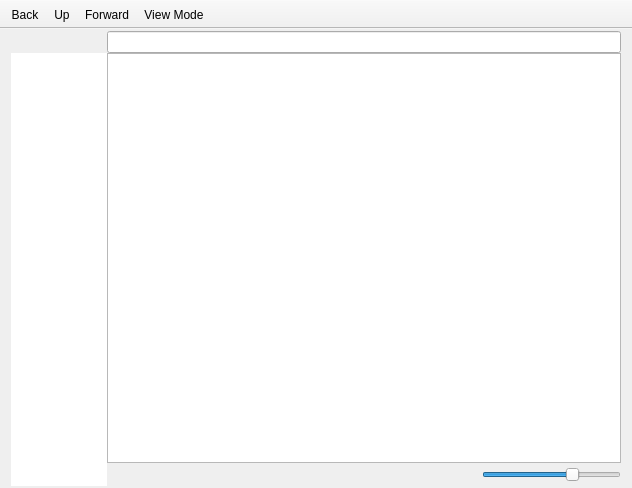
The window that mainwindow.ui (FrankMamuda/filemanager) describes before a commit, drawn with Qt 5.
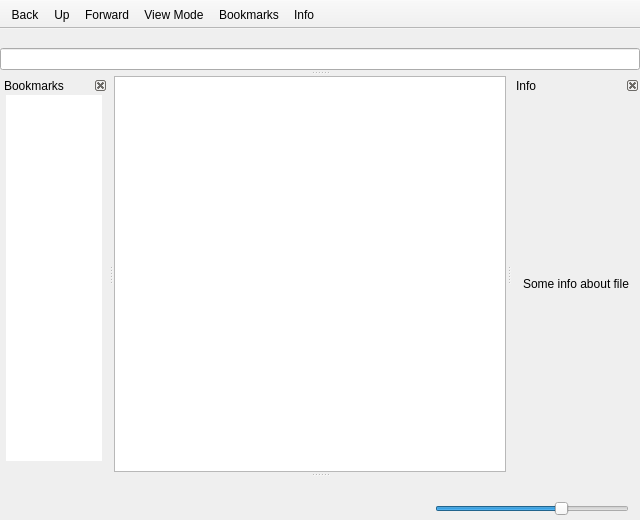
The same window after the commit. Icons and pictures are not drawn. Custom widgets are drawn as their Qt base class.

Patch:
```diff
--- a/mainwindow.ui
+++ b/mainwindow.ui
@@ -6,8 +6,8 @@
    <rect>
     <x>0</x>
     <y>0</y>
-    <width>632</width>
-    <height>488</height>
+    <width>640</width>
+    <height>520</height>
    </rect>
   </property>
   <property name="windowTitle">
@@ -19,159 +19,22 @@
   </property>
   <widget class="QWidget" name="centralWidget">
    <layout class="QGridLayout" name="gridLayout">
+    <property name="leftMargin">
+     <number>0</number>
+    </property>
     <property name="topMargin">
-     <number>2</number>
+     <number>0</number>
+    </property>
+    <property name="rightMargin">
+     <number>0</number>
     </property>
     <property name="bottomMargin">
-     <number>2</number>
+     <number>0</number>
     </property>
     <property name="spacing">
      <number>0</number>
     </property>
-    <item row="0" column="2">
-     <widget class="QLineEdit" name="pathEdit"/>
-    </item>
-    <item row="1" column="0" rowspan="3">
-     <widget class="SideView" name="sideView">
-      <property name="sizePolicy">
-       <sizepolicy hsizetype="Minimum" vsizetype="Expanding">
-        <horstretch>0</horstretch>
-        <verstretch>0</verstretch>
-       </sizepolicy>
-      </property>
-      <property name="maximumSize">
-       <size>
-        <width>96</width>
-        <height>16777215</height>
-       </size>
-      </property>
-      <property name="acceptDrops">
-       <bool>true</bool>
-      </property>
-      <property name="frameShape">
-       <enum>QFrame::NoFrame</enum>
-      </property>
-      <property name="verticalScrollBarPolicy">
-       <enum>Qt::ScrollBarAsNeeded</enum>
-      </property>
-      <property name="horizontalScrollBarPolicy">
-       <enum>Qt::ScrollBarAlwaysOff</enum>
-      </property>
-      <property name="editTriggers">
-       <set>QAbstractItemView::NoEditTriggers</set>
-      </property>
-      <property name="showDropIndicator" stdset="0">
-       <bool>true</bool>
-      </property>
-      <property name="dragEnabled">
-       <bool>true</bool>
-      </property>
-      <property name="dragDropMode">
-       <enum>QAbstractItemView::DragDrop</enum>
-      </property>
-      <property name="defaultDropAction">
-       <enum>Qt::MoveAction</enum>
-      </property>
-      <property name="selectionMode">
-       <enum>QAbstractItemView::SingleSelection</enum>
-      </property>
-      <property name="iconSize">
-       <size>
-        <width>32</width>
-        <height>32</height>
-       </size>
-      </property>
-      <property name="textElideMode">
-       <enum>Qt::ElideLeft</enum>
-      </property>
-      <property name="gridSize">
-       <size>
-        <width>96</width>
-        <height>34</height>
-       </size>
-      </property>
-      <property name="wordWrap">
-       <bool>true</bool>
-      </property>
-     </widget>
-    </item>
-    <item row="3" column="2">
-     <layout class="QHBoxLayout" name="horizontalLayout" stretch="1,1,0,0,0,1">
-      <item>
-       <widget class="QLabel" name="statusBar">
-        <property name="text">
-         <string/>
-        </property>
-       </widget>
-      </item>
-      <item>
-       <spacer name="horizontalSpacer">
-        <property name="orientation">
-         <enum>Qt::Horizontal</enum>
-        </property>
-        <property name="sizeHint" stdset="0">
-         <size>
-          <width>0</width>
-          <height>0</height>
-         </size>
-        </property>
-       </spacer>
-      </item>
-      <item>
-       <widget class="QToolButton" name="notificationInfo">
-        <property name="text">
-         <string/>
-        </property>
-        <property name="autoRaise">
-         <bool>true</bool>
-        </property>
-       </widget>
-      </item>
-      <item>
-       <widget class="QToolButton" name="notificationWarn">
-        <property name="text">
-         <string/>
-        </property>
-        <property name="autoRaise">
-         <bool>true</bool>
-        </property>
-       </widget>
-      </item>
-      <item>
-       <widget class="QToolButton" name="notificationError">
-        <property name="text">
-         <string/>
-        </property>
-        <property name="autoRaise">
-         <bool>true</bool>
-        </property>
-       </widget>
-      </item>
-      <item>
-       <widget class="QSlider" name="horizontalSlider">
-        <property name="minimum">
-         <number>1</number>
-        </property>
-        <property name="maximum">
-         <number>4</number>
-        </property>
-        <property name="singleStep">
-         <number>1</number>
-        </property>
-        <property name="pageStep">
-         <number>2</number>
-        </property>
-        <property name="value">
-         <number>3</number>
-        </property>
-        <property name="orientation">
-         <enum>Qt::Horizontal</enum>
-        </property>
-       </widget>
-      </item>
-     </layout>
-    </item>
-    <item row="1" column="1" colspan="2">
+    <item row="0" column="0" colspan="2">
      <widget class="QStackedWidget" name="stackedWidget">
       <property name="currentIndex">
        <number>1</number>
@@ -354,6 +217,246 @@
    <addaction name="actionUp"/>
    <addaction name="actionForward"/>
    <addaction name="actionViewMode"/>
+   <addaction name="actionBookmarks"/>
+   <addaction name="actionInfo"/>
+  </widget>
+  <widget class="QDockWidget" name="dockBookmarks">
+   <property name="features">
+    <set>QDockWidget::DockWidgetClosable|QDockWidget::DockWidgetMovable</set>
+   </property>
+   <property name="allowedAreas">
+    <set>Qt::LeftDockWidgetArea|Qt::RightDockWidgetArea</set>
+   </property>
+   <property name="windowTitle">
+    <string>Bookmarks</string>
+   </property>
+   <attribute name="dockWidgetArea">
+    <number>1</number>
+   </attribute>
+   <widget class="QWidget" name="dockBookmarksContents">
+    <layout class="QHBoxLayout" name="horizontalLayout_4">
+     <property name="spacing">
+      <number>0</number>
+     </property>
+     <property name="leftMargin">
+      <number>6</number>
+     </property>
+     <property name="topMargin">
+      <number>0</number>
+     </property>
+     <property name="rightMargin">
+      <number>6</number>
+     </property>
+     <item>
+      <widget class="SideView" name="sideView">
+       <property name="sizePolicy">
+        <sizepolicy hsizetype="Minimum" vsizetype="Expanding">
+         <horstretch>0</horstretch>
+         <verstretch>0</verstretch>
+        </sizepolicy>
+       </property>
+       <property name="maximumSize">
+        <size>
+         <width>96</width>
+         <height>16777215</height>
+        </size>
+       </property>
+       <property name="acceptDrops">
+        <bool>true</bool>
+       </property>
+       <property name="frameShape">
+        <enum>QFrame::NoFrame</enum>
+       </property>
+       <property name="verticalScrollBarPolicy">
+        <enum>Qt::ScrollBarAsNeeded</enum>
+       </property>
+       <property name="horizontalScrollBarPolicy">
+        <enum>Qt::ScrollBarAlwaysOff</enum>
+       </property>
+       <property name="editTriggers">
+        <set>QAbstractItemView::NoEditTriggers</set>
+       </property>
+       <property name="showDropIndicator" stdset="0">
+        <bool>true</bool>
+       </property>
+       <property name="dragEnabled">
+        <bool>true</bool>
+       </property>
+       <property name="dragDropMode">
+        <enum>QAbstractItemView::DragDrop</enum>
+       </property>
+       <property name="defaultDropAction">
+        <enum>Qt::MoveAction</enum>
+       </property>
+       <property name="selectionMode">
+        <enum>QAbstractItemView::SingleSelection</enum>
+       </property>
+       <property name="iconSize">
+        <size>
+         <width>32</width>
+         <height>32</height>
+        </size>
+       </property>
+       <property name="textElideMode">
+        <enum>Qt::ElideLeft</enum>
+       </property>
+       <property name="gridSize">
+        <size>
+         <width>96</width>
+         <height>34</height>
+        </size>
+       </property>
+       <property name="wordWrap">
+        <bool>true</bool>
+       </property>
+      </widget>
+     </item>
+    </layout>
+   </widget>
+  </widget>
+  <widget class="QDockWidget" name="dockInfo">
+   <property name="features">
+    <set>QDockWidget::DockWidgetClosable|QDockWidget::DockWidgetMovable</set>
+   </property>
+   <property name="allowedAreas">
+    <set>Qt::LeftDockWidgetArea|Qt::RightDockWidgetArea</set>
+   </property>
+   <property name="windowTitle">
+    <string>Info</string>
+   </property>
+   <attribute name="dockWidgetArea">
+    <number>2</number>
+   </attribute>
+   <widget class="QWidget" name="dockInfoContents">
+    <layout class="QGridLayout" name="gridLayout_2">
+     <item row="0" column="0">
+      <widget class="QLabel" name="label">
+       <property name="text">
+        <string>Some info about file</string>
+       </property>
+      </widget>
+     </item>
+    </layout>
+   </widget>
+  </widget>
+  <widget class="QDockWidget" name="dockPath">
+   <property name="features">
+    <set>QDockWidget::NoDockWidgetFeatures</set>
+   </property>
+   <property name="allowedAreas">
+    <set>Qt::TopDockWidgetArea</set>
+   </property>
+   <attribute name="dockWidgetArea">
+    <number>4</number>
+   </attribute>
+   <widget class="QWidget" name="dockPathContents">
+    <layout class="QVBoxLayout" name="verticalLayout">
+     <property name="spacing">
+      <number>0</number>
+     </property>
+     <property name="leftMargin">
+      <number>0</number>
+     </property>
+     <property name="topMargin">
+      <number>0</number>
+     </property>
+     <property name="rightMargin">
+      <number>0</number>
+     </property>
+     <property name="bottomMargin">
+      <number>0</number>
+     </property>
+     <item>
+      <widget class="QLineEdit" name="pathEdit"/>
+     </item>
+    </layout>
+   </widget>
+  </widget>
+  <widget class="QDockWidget" name="dockStatus">
+   <property name="sizePolicy">
+    <sizepolicy hsizetype="Minimum" vsizetype="Minimum">
+     <horstretch>0</horstretch>
+     <verstretch>0</verstretch>
+    </sizepolicy>
+   </property>
+   <property name="features">
+    <set>QDockWidget::NoDockWidgetFeatures</set>
+   </property>
+   <property name="allowedAreas">
+    <set>Qt::BottomDockWidgetArea|Qt::TopDockWidgetArea</set>
+   </property>
+   <attribute name="dockWidgetArea">
+    <number>8</number>
+   </attribute>
+   <widget class="QWidget" name="dockStatusContents">
+    <layout class="QHBoxLayout" name="horizontalLayout_5">
+     <property name="spacing">
+      <number>0</number>
+     </property>
+     <property name="topMargin">
+      <number>0</number>
+     </property>
+     <property name="bottomMargin">
+      <number>0</number>
+     </property>
+     <item>
+      <layout class="QHBoxLayout" name="horizontalLayout" stretch="1,1,0,1">
+       <item>
+        <widget class="QLabel" name="statusBar">
+         <property name="text">
+          <string/>
+         </property>
+        </widget>
+       </item>
+       <item>
+        <spacer name="horizontalSpacer">
+         <property name="orientation">
+          <enum>Qt::Horizontal</enum>
+         </property>
+         <property name="sizeHint" stdset="0">
+          <size>
+           <width>0</width>
+           <height>0</height>
+          </size>
+         </property>
+        </spacer>
+       </item>
+       <item>
+        <widget class="QToolButton" name="notificationInfo">
+         <property name="text">
+          <string/>
+         </property>
+         <property name="autoRaise">
+          <bool>true</bool>
+         </property>
+        </widget>
+       </item>
+       <item>
+        <widget class="QSlider" name="horizontalSlider">
+         <property name="minimum">
+          <number>1</number>
+         </property>
+         <property name="maximum">
+          <number>4</number>
+         </property>
+         <property name="singleStep">
+          <number>1</number>
+         </property>
+         <property name="pageStep">
+          <number>2</number>
+         </property>
+         <property name="value">
+          <number>3</number>
+         </property>
+         <property name="orientation">
+          <enum>Qt::Horizontal</enum>
+         </property>
+        </widget>
+       </item>
+      </layout>
+     </item>
+    </layout>
+   </widget>
   </widget>
   <action name="actionUp">
    <property name="text">
@@ -375,6 +478,22 @@
     <string>View Mode</string>
    </property>
   </action>
+  <action name="actionBookmarks">
+   <property name="checkable">
+    <bool>true</bool>
+   </property>
+   <property name="text">
+    <string>Bookmarks</string>
+   </property>
+  </action>
+  <action name="actionInfo">
+   <property name="checkable">
+    <bool>true</bool>
+   </property>
+   <property name="text">
+    <string>Info</string>
+   </property>
+  </action>
  </widget>
  <layoutdefault spacing="6" margin="11"/>
  <customwidgets>
```
